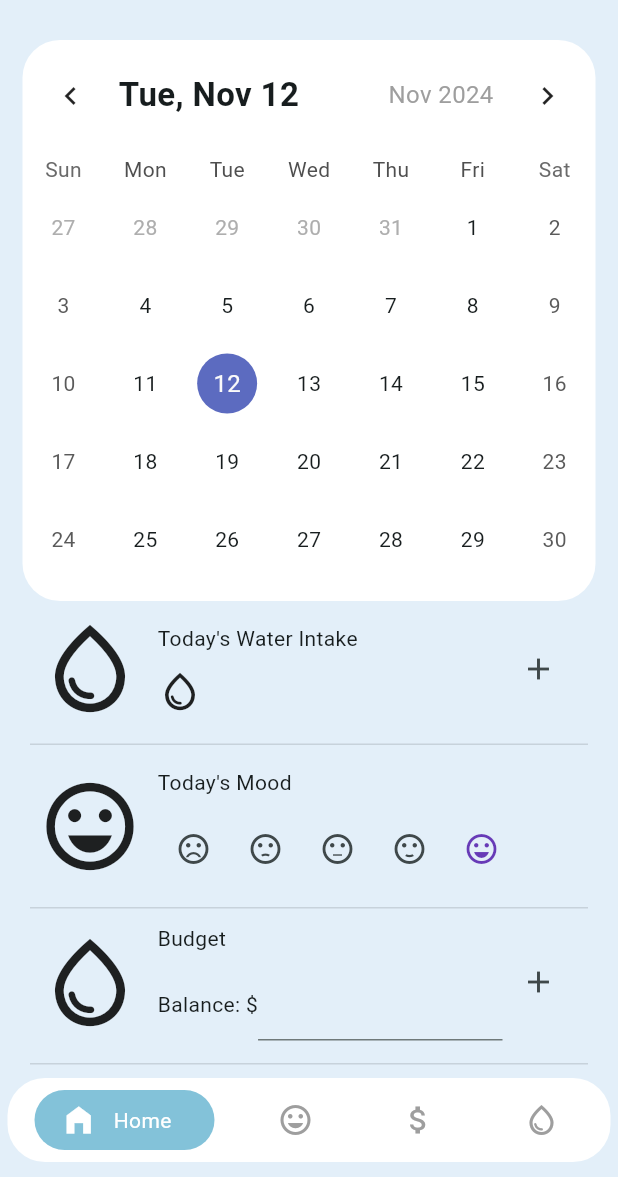
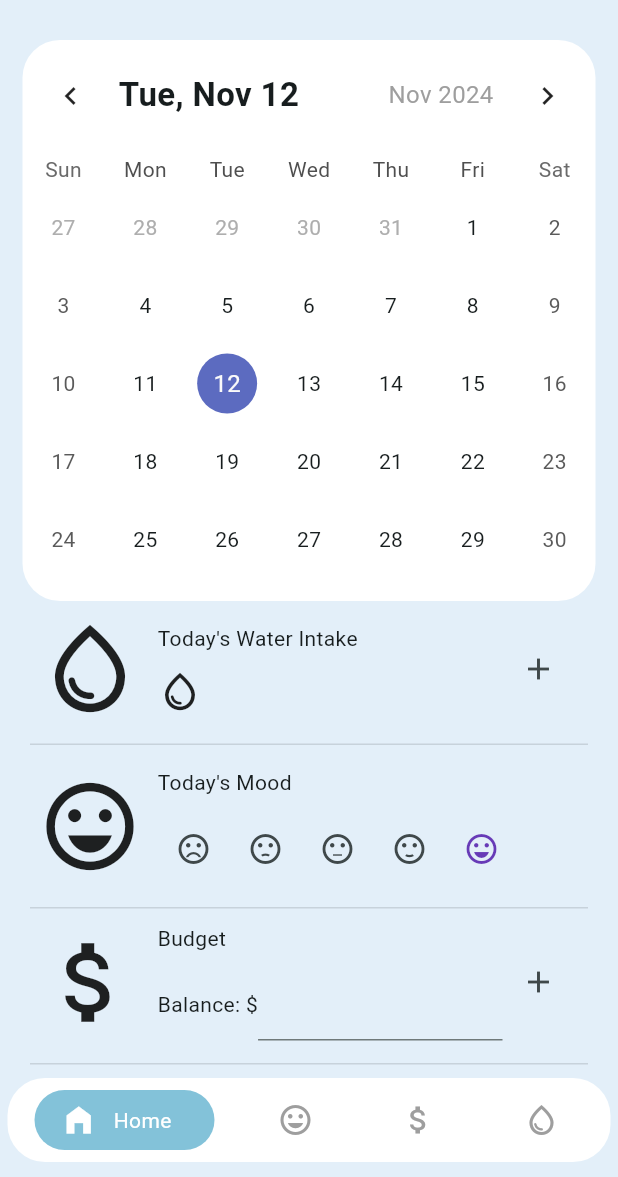
Before and after one commit to ariem1/App_Dev_2_Project, a Flutter app: the screen it shows after launch, after a tap on the "add" icon, on a phone screen of 412 x 824 dp, the part 59-1236 px from its top. Run offline on Flutter 3.47's test engine with Material 3 defaults, Android fonts, the phone set to English and light mode, and no system bars; drawn by our look-alikes of table_calendar; our stand-ins replace cloud_firestore, firebase_core; accounts and stored records are empty.

Commit message:
Budget
-home page budget adds spending entry to firebase
-displays spendings to budget page

```diff
--- a/lib/main.dart
+++ b/lib/main.dart
@@ -13,7 +13,7 @@ Future<void> main() async {
         messagingSenderId: "1:223818592172:android:3a874b01cf4936bf7f1409",
         projectId: "aura-journal")
   );
-  print('DB COnnected');
+  print('DB Connected');
   CollectionReference users = FirebaseFirestore.instance.collection('Users');
   String name = 'emma';
   String password = 'solo';
--- a/lib/pages/budget_page.dart
+++ b/lib/pages/budget_page.dart
@@ -1,6 +1,6 @@
-
 import 'package:flutter/cupertino.dart';
 import 'package:flutter/material.dart';
+import 'package:cloud_firestore/cloud_firestore.dart';
 
 class BudgetPage extends StatefulWidget {
   const BudgetPage({super.key});
@@ -10,11 +10,177 @@ class BudgetPage extends StatefulWidget {
 }
 
 class _BudgetPageState extends State<BudgetPage> {
+  late TextEditingController _budgetTextController;
+  double? _budgetAmount;
+  late double totalSpent;
+
+  @override
+  void initState() {
+    super.initState();
+    _budgetTextController = TextEditingController();
+  }
+
+  @override
+  void dispose() {
+    _budgetTextController.dispose();
+    super.dispose();
+  }
+
+  void _setBudget() {
+    setState(() {
+      _budgetAmount = double.tryParse(_budgetTextController.text);
+    });
+  }
+
+  // Collection reference for spendings
+  CollectionReference spendings = FirebaseFirestore.instance.collection('Spendings');
+
+  // Delete spending entry
+  Future<void> deleteSpending(String id) async {
+    await spendings.doc(id).delete();
+  }
+
+  // Update spending description
+  Future<void> updateSpending(String id, String description) async {
+    if (description.isNotEmpty) {
+      try {
+        await spendings.doc(id).update({'description': description});
+      } catch (error) {
+        print('Failed to update');
+      }
+    } else {
+      print('Enter a valid description');
+    }
+  }
+
+  // Update budget by all spendings
+  Future<void> updateBudget() async {
+    QuerySnapshot snapshot = await FirebaseFirestore.instance.collection('Spendings').get();
+
+    // loop through each entry and get sum of the amount spent
+    for (var doc in snapshot.docs) {
+      double amount = doc['amount'] ?? 0.0;
+      totalSpent += amount;
+    }
+
+    // update budget
+    if (_budgetAmount != null) {
+      setState(() {
+        _budgetAmount = _budgetAmount! - totalSpent;
+      });
+    }
+  }
+
+  // Show dialog to edit description for that entry
+  void _showEditDialog(String id, String currentDescription) {
+    TextEditingController editController = TextEditingController(text: currentDescription);
+
+    showDialog(
+      context: context,
+      builder: (BuildContext context) {
+        return AlertDialog(
+          title: Text('Edit Description'),
+          content: TextField(
+            controller: editController,
+          ),
+          actions: [
+            TextButton(
+              onPressed: () {
+                // Update
+                updateSpending(id, editController.text);
+                Navigator.of(context).pop();
+              },
+              child: Text('Save'),
+            ),
+            TextButton(
+              onPressed: () {
+                Navigator.of(context).pop();
+              },
+              child: Text('Cancel'),
+            ),
+          ],
+        );
+      },
+    );
+  }
 
   @override
   Widget build(BuildContext context) {
     return Scaffold(
-      body: Text('BUDGET VIEW'),
+      appBar: AppBar(title: Text('Budget Tracker')),
+      body: Padding(
+        padding: const EdgeInsets.all(16.0),
+        child: Column(
+          crossAxisAlignment: CrossAxisAlignment.start,
+          children: [
+            Text('Set budget', style: TextStyle(fontSize: 18)),
+            SizedBox(height: 10),
+            Row(
+              children: [
+                Expanded(
+                  child: Container(
+                    padding: EdgeInsets.symmetric(horizontal: 10),
+                    decoration: BoxDecoration(
+                      color: Colors.white,
+                      borderRadius: BorderRadius.circular(8.0),
+                      border: Border.all(color: Colors.grey),
+                    ),
+                    child: TextField(
+                      controller: _budgetTextController,
+                      keyboardType: TextInputType.number,
+                      decoration: InputDecoration(
+                        prefixText: '\$',
+                        border: InputBorder.none,
+                      ),
+                    ),
+                  ),
+                ),
+                SizedBox(width: 10),
+                ElevatedButton(
+                  onPressed: _setBudget,
+                  child: Text('Set budget'),
+                ),
+              ],
+            ),
+            Padding(padding: EdgeInsets.all(5.0), child: Text('AMOUNT LEFT TO SPEND: ' + _budgetAmount.toString())),
+            SizedBox(height: 20),
+            // Display spendings from Firestore
+            Expanded(
+              child: StreamBuilder<QuerySnapshot>(
+                stream: spendings.snapshots(),
+                builder: (context, snapshot) {
+                  if (!snapshot.hasData) return Text('Loading...');
+
+                  return ListView(
+                    children: snapshot.data!.docs.map((doc) {
+                      // Get values from Firestore document
+                      double amount = doc['amount'] ?? 0.0;
+                      String description = doc['description'] ?? 'No description';
+                      return ListTile(
+                        title: Text('\$${amount.toStringAsFixed(2)}'),
+                        subtitle: Text('Description: $description'),
+                        trailing: Row(
+                          mainAxisSize: MainAxisSize.min,
+                          children: [
+                            IconButton(
+                              onPressed: () => _showEditDialog(doc.id, description), // Edit button
+                              icon: Icon(Icons.edit),
+                            ),
+                            IconButton(
+                              onPressed: () => deleteSpending(doc.id), // Delete button
+                              icon: Icon(Icons.delete),
+                            ),
+                          ],
+                        ),
+                      );
+                    }).toList(),
+                  );
+                },
+              ),
+            ),
+          ],
+        ),
+      ),
     );
   }
 }
--- a/lib/pages/home_page.dart
+++ b/lib/pages/home_page.dart
@@ -1,11 +1,11 @@
 import 'package:aura_journal/pages/journal_page.dart';
 import 'package:aura_journal/pages/main_page.dart';
 import 'package:aura_journal/pages/to_do_page.dart';
-
 import 'package:flutter/cupertino.dart';
 import 'package:flutter/material.dart';
 import 'package:table_calendar/table_calendar.dart';
 import 'package:intl/intl.dart';
+import 'package:cloud_firestore/cloud_firestore.dart';
 
 class HomePage extends StatefulWidget {
   const HomePage({super.key});
@@ -132,10 +132,20 @@ class _HomePageState extends State<HomePage> {
 
   final PageController _pageController = PageController(initialPage: 0);
 
+  /*BUDGET STUFF*/
   TextEditingController budgetController = TextEditingController();
+  CollectionReference spendings = FirebaseFirestore.instance.collection('Spendings');
+  double amount = 0.0;
+  String description = '';
 
-  void checkBudget(double budget){
-    //check if the input is numbers
+  Future<void> addSpending() async{
+    if(amount > 0){
+      await spendings.add({'amount': amount, 'description':description});
+      setState(() {
+        amount = 0.0;
+        description = '';
+      });
+    }
   }
 
   @override
@@ -336,7 +346,7 @@ class _HomePageState extends State<HomePage> {
                     )),
                 child: Row(
                   children: [
-                    Icon(Icons.water_drop_outlined, size: 70),
+                    Icon(Icons.attach_money, size: 70),
                     Container(
                       //  padding: EdgeInsets.only(bottom: 10),
                       margin: EdgeInsets.only(left: 10),
@@ -348,14 +358,14 @@ class _HomePageState extends State<HomePage> {
                           SizedBox(height: 10),
                           Row(children: [
                             Text("Balance: \$"),
-                            Expanded(child: TextField(controller: budgetController,keyboardType: TextInputType.number,))
+                            Expanded(child: TextField(onChanged: (value)=> amount = double.tryParse(value) ?? 0.0,keyboardType: TextInputType.number,))
                           ]),
                         ],
                       ),
                     ),
                     IconButton(
                       icon: Icon(Icons.add),
-                      onPressed: _addDroplet,
+                      onPressed:addSpending,
                     ),
                   ],
                 ),
--- a/lib/pages/main_page.dart
+++ b/lib/pages/main_page.dart
@@ -6,6 +6,7 @@ import 'package:aura_journal/pages/water_page.dart';
 import 'package:aura_journal/pages/to_do_page.dart';
 import 'package:aura_journal/pages/nav_bar.dart';
 import 'package:aura_journal/pages/settings_page.dart';
+import 'package:cloud_firestore/cloud_firestore.dart';
 
 class MainPage extends StatefulWidget {
   final void Function(Color) onColorUpdate;
```
Lines whose indentation alone changed are shown as unchanged.
